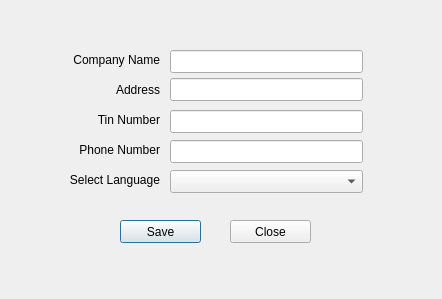
Before: the Qt Designer form src/settings.ui in thamizha/angadi, drawn with Qt 5.
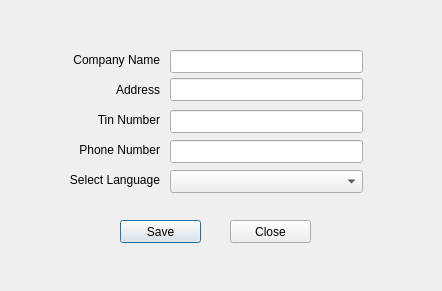
After: the same form once the commit is applied.

What changed in the file:
```diff
--- a/src/settings.ui
+++ b/src/settings.ui
@@ -7,7 +7,7 @@
     <x>0</x>
     <y>0</y>
     <width>442</width>
-    <height>299</height>
+    <height>291</height>
    </rect>
   </property>
   <property name="sizePolicy">
```
